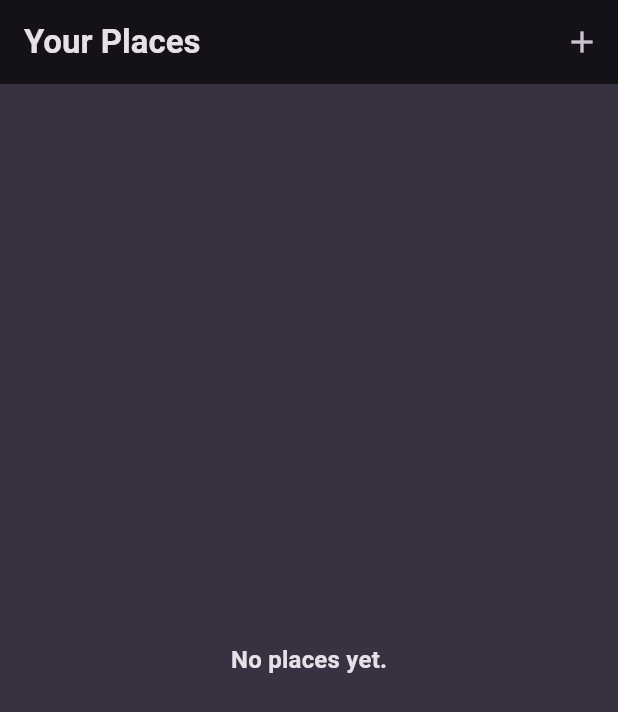
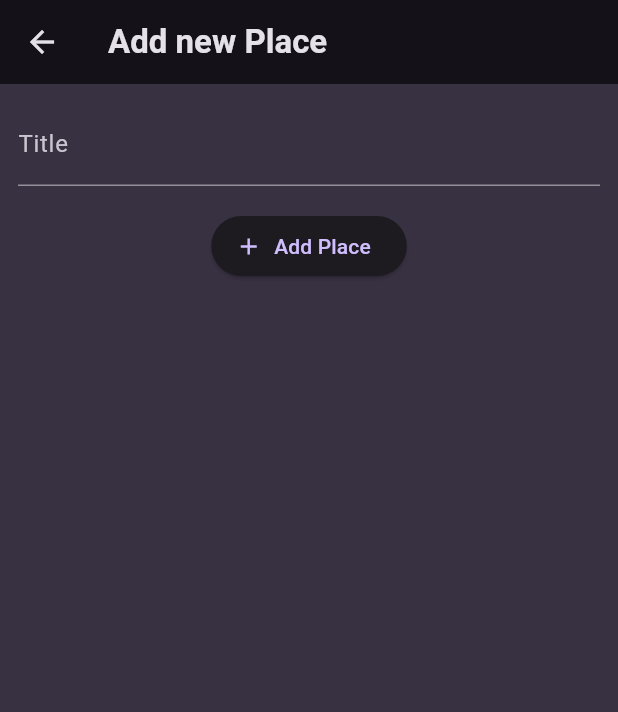
Before and after one commit to RichardOtto95/FavoritePlaces, a Flutter app: the screen it shows after launch, after a tap on the "add" icon, on a phone screen of 412 x 824 dp. Shown: the top 712 px of the screen. Run offline on Flutter 3.47's test engine with Material 3 defaults, Android fonts, the phone set to English and light mode, and no system bars; our stand-ins replace google_fonts.

Commit message:
Add Places created

```diff
--- a/lib/screens/add_place.dart
+++ b/lib/screens/add_place.dart
@@ -0,0 +1,47 @@
+import 'package:flutter/material.dart';
+
+class AddPlaceScreen extends StatefulWidget {
+  const AddPlaceScreen({super.key});
+
+  @override
+  State<AddPlaceScreen> createState() => _AddPlaceScreenState();
+}
+
+class _AddPlaceScreenState extends State<AddPlaceScreen> {
+  final _titleController = TextEditingController();
+
+  @override
+  void dispose() {
+    super.dispose();
+    _titleController.dispose();
+  }
+
+  @override
+  Widget build(BuildContext context) {
+    return Scaffold(
+      appBar: AppBar(
+        title: const Text("Add new Place"),
+      ),
+      body: SingleChildScrollView(
+        padding: const EdgeInsets.all(12),
+        child: Column(
+          children: [
+            TextField(
+              controller: _titleController,
+              style: TextStyle(
+                color: Theme.of(context).colorScheme.onBackground,
+              ),
+              decoration: const InputDecoration(label: Text("Title")),
+            ),
+            const SizedBox(height: 16),
+            ElevatedButton.icon(
+              icon: const Icon(Icons.add),
+              label: const Text("Add Place"),
+              onPressed: () {},
+            ),
+          ],
+        ),
+      ),
+    );
+  }
+}
--- a/lib/screens/places.dart
+++ b/lib/screens/places.dart
@@ -1,3 +1,4 @@
+import 'package:favorite_places/screens/add_place.dart';
 import 'package:favorite_places/widgets/places_list.dart';
 import 'package:flutter/material.dart';
 
@@ -11,7 +12,11 @@ class PLacesScreen extends StatelessWidget {
         title: const Text("Your Places"),
         actions: [
           IconButton(
-            onPressed: () {},
+            onPressed: () {
+              Navigator.of(context).push(MaterialPageRoute(
+                builder: (context) => const AddPlaceScreen(),
+              ));
+            },
             icon: const Icon(Icons.add),
           ),
         ],
```
